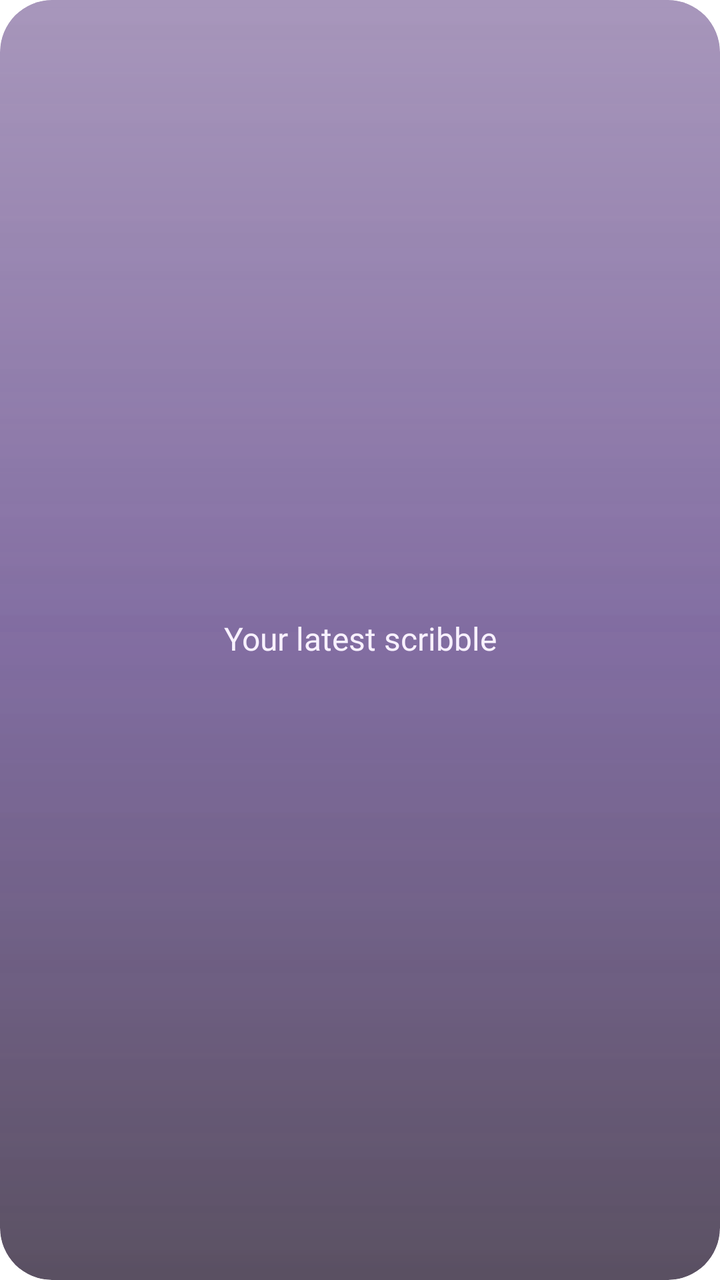
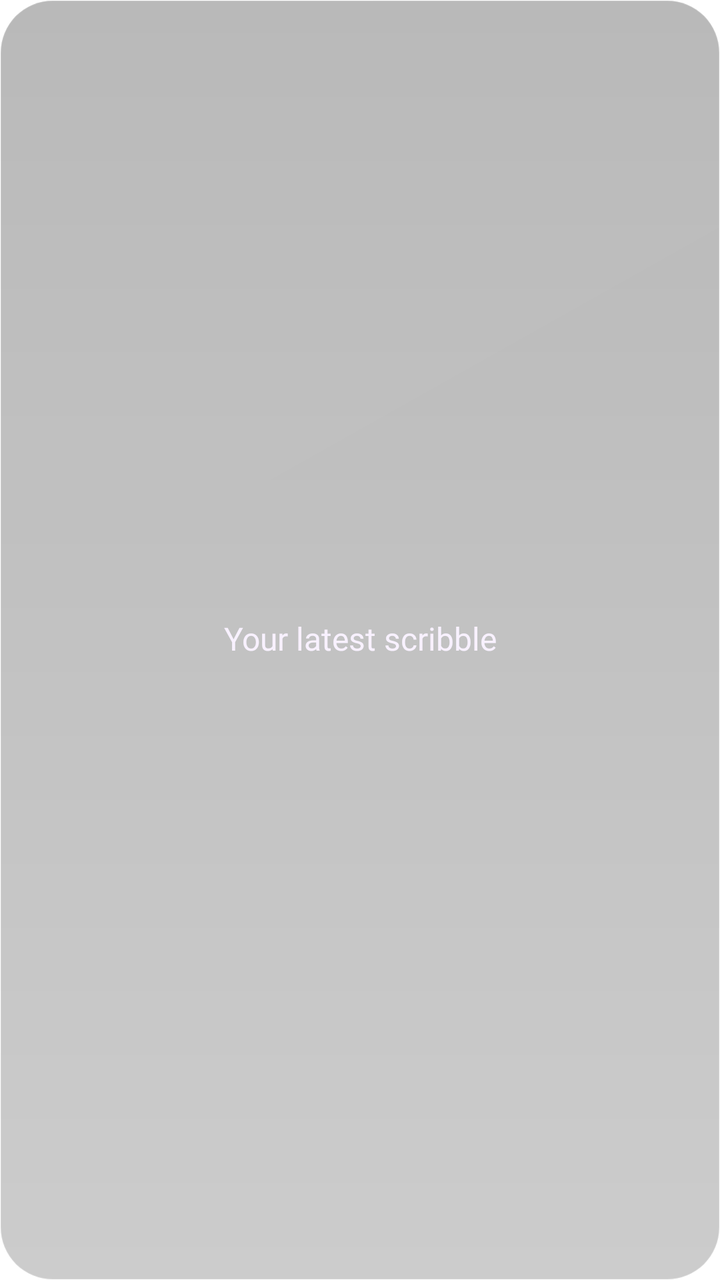

Compare the two renders of this Android layout. The source of the first and the diff that turns it into the second are given below.
<!-- AndroidManifest.xml: application theme Theme.Lumen -->
<!-- res/layout/widget_preview_scribble.xml -->
<?xml version='1.0' encoding='utf-8'?>
<FrameLayout xmlns:android="http://schemas.android.com/apk/res/android" android:id="@+id/widget_root" android:layout_width="match_parent" android:layout_height="match_parent" android:padding="12dp" android:clipToOutline="true" android:background="@drawable/widget_glass_dark_balanced">
    <ImageView android:id="@+id/widget_canvas" android:layout_width="match_parent" android:layout_height="match_parent" android:scaleType="fitCenter" android:contentDescription="@null" android:visibility="gone" />
    <TextView android:id="@+id/widget_content" android:layout_width="match_parent" android:layout_height="match_parent" android:gravity="center" android:textColor="#F8F1FF" android:textSize="16sp" android:fontFamily="@font/outfit_medium" android:includeFontPadding="false" android:text="@string/widget_scribble_fallback" />
    <TextView android:id="@+id/widget_content_action" android:layout_width="32dp" android:layout_height="32dp" android:layout_gravity="bottom|end" android:gravity="center" android:text="+" android:textSize="20sp" android:textColor="#E4C6FF" android:background="@drawable/widget_control" android:visibility="gone" android:includeFontPadding="false" />
</FrameLayout>
<!-- resources referenced by this layout -->
<resources>
  <!-- drawable widget_control (drawable) -->
  <?xml version="1.0" encoding="utf-8"?>
  <shape xmlns:android="http://schemas.android.com/apk/res/android">
      <corners android:radius="16dp" />
      <solid android:color="#28FFFFFF" />
  </shape>
  <!-- drawable widget_glass_dark_balanced (drawable) -->
  <?xml version="1.0" encoding="utf-8"?>
  <layer-list xmlns:android="http://schemas.android.com/apk/res/android">
      <item>
          <shape>
              <corners android:radius="26dp" />
              <gradient
                  android:angle="270"
                  android:startColor="#993B1568"
                  android:centerColor="#A62E1060"
                  android:endColor="#B314061F" />
          </shape>
      </item>
      <item>
          <shape>
              <corners android:radius="26dp" />
              <gradient
                  android:angle="270"
                  android:startColor="#40FFFFFF"
                  android:centerColor="#18E4C6FF"
                  android:endColor="#00FFFFFF" />
          </shape>
      </item>
  </layer-list>
  <string name="widget_scribble_fallback">Your latest scribble</string>
  <style name="Theme.Lumen" parent="android:Theme.Material.NoActionBar">
          <item name="android:windowShowWallpaper">true</item>
          <item name="android:windowBackground">@android:color/transparent</item>
          <item name="android:colorBackgroundCacheHint">@null</item>
          <item name="android:statusBarColor">@android:color/transparent</item>
          <item name="android:navigationBarColor">@android:color/transparent</item>
          <item name="android:windowDrawsSystemBarBackgrounds">true</item>
          <item name="android:windowLightStatusBar">false</item>
      </style>
</resources>

<!-- the commit's change to res/layout/widget_preview_scribble.xml (unified diff, before → after) -->
@@ -2,5 +2,5 @@
 <FrameLayout xmlns:android="http://schemas.android.com/apk/res/android" android:id="@+id/widget_root" android:layout_width="match_parent" android:layout_height="match_parent" android:padding="12dp" android:clipToOutline="true" android:background="@drawable/widget_glass_dark_balanced">
     <ImageView android:id="@+id/widget_canvas" android:layout_width="match_parent" android:layout_height="match_parent" android:scaleType="fitCenter" android:contentDescription="@null" android:visibility="gone" />
     <TextView android:id="@+id/widget_content" android:layout_width="match_parent" android:layout_height="match_parent" android:gravity="center" android:textColor="#F8F1FF" android:textSize="16sp" android:fontFamily="@font/outfit_medium" android:includeFontPadding="false" android:text="@string/widget_scribble_fallback" />
-    <TextView android:id="@+id/widget_content_action" android:layout_width="32dp" android:layout_height="32dp" android:layout_gravity="bottom|end" android:gravity="center" android:text="+" android:textSize="20sp" android:textColor="#E4C6FF" android:background="@drawable/widget_control" android:visibility="gone" android:includeFontPadding="false" />
+    <TextView android:id="@+id/widget_content_action" android:layout_width="32dp" android:layout_height="32dp" android:layout_gravity="bottom|end" android:gravity="center" android:text="+" android:textSize="20sp" android:textColor="#E4CB91" android:background="@drawable/widget_control" android:visibility="gone" android:includeFontPadding="false" />
 </FrameLayout>
<!-- resource entries referenced after the edit -->
@@ -2,33 +2,19 @@
 <resources>
   <!-- drawable widget_control (drawable) -->
   <?xml version="1.0" encoding="utf-8"?>
-  <shape xmlns:android="http://schemas.android.com/apk/res/android">
-      <corners android:radius="16dp" />
-      <solid android:color="#28FFFFFF" />
-  </shape>
+  <shape xmlns:android="http://schemas.android.com/apk/res/android"><solid android:color="#00000000" /></shape>
   <!-- drawable widget_glass_dark_balanced (drawable) -->
   <?xml version="1.0" encoding="utf-8"?>
   <layer-list xmlns:android="http://schemas.android.com/apk/res/android">
-      <item>
-          <shape>
-              <corners android:radius="26dp" />
-              <gradient
-                  android:angle="270"
-                  android:startColor="#993B1568"
-                  android:centerColor="#A62E1060"
-                  android:endColor="#B314061F" />
-          </shape>
-      </item>
-      <item>
-          <shape>
-              <corners android:radius="26dp" />
-              <gradient
-                  android:angle="270"
-                  android:startColor="#40FFFFFF"
-                  android:centerColor="#18E4C6FF"
-                  android:endColor="#00FFFFFF" />
-          </shape>
-      </item>
+    <item><shape>
+      <corners android:radius="26dp" />
+      <gradient android:angle="270" android:startColor="#47000000" android:endColor="#33000000" />
+      <stroke android:width="0.8dp" android:color="#33FFFFFF" />
+  </shape></item>
+    <item><shape>
+      <corners android:radius="26dp" />
+      <gradient android:angle="315" android:startColor="#04FFFFFF" android:endColor="#00FFFFFF" />
+    </shape></item>
   </layer-list>
   <string name="widget_scribble_fallback">Your latest scribble</string>
   <style name="Theme.Lumen" parent="android:Theme.Material.NoActionBar">
